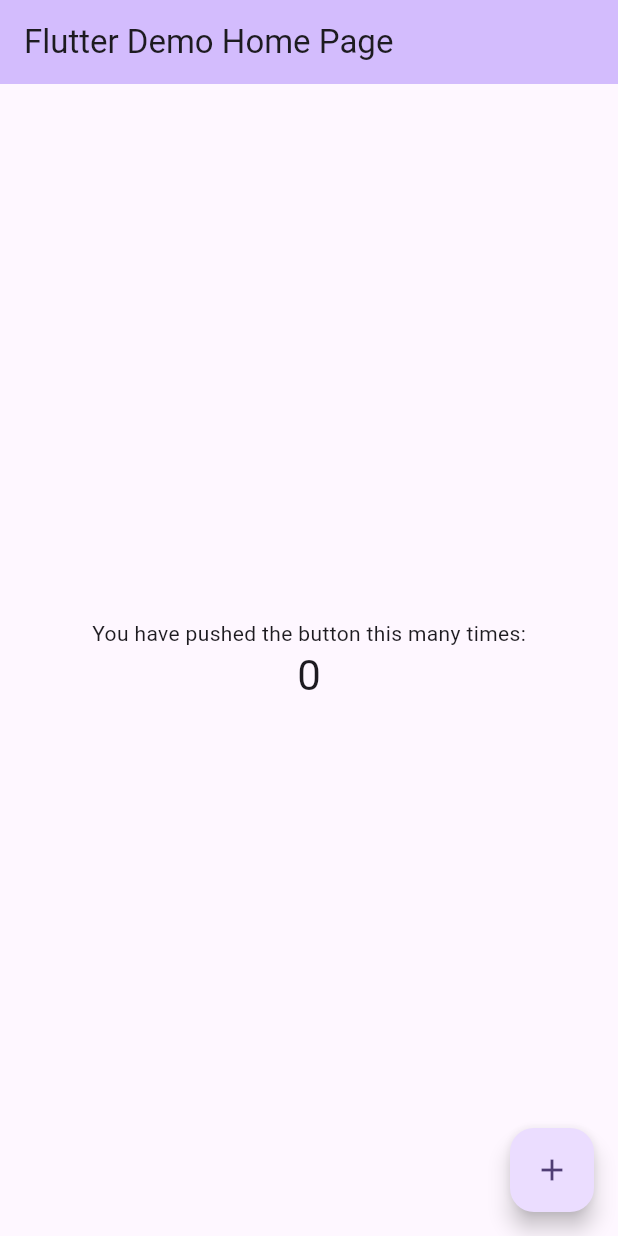
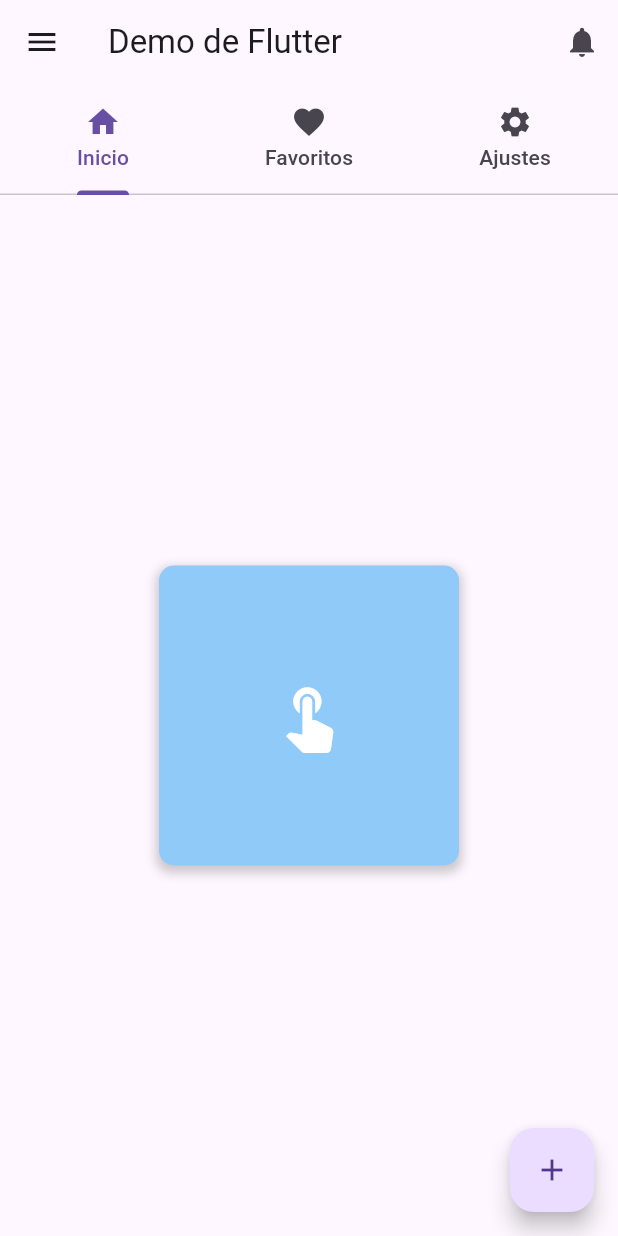
Before and after one commit to Lensshen/FinalPokemon, a Flutter app: the screen it shows after launch, on a phone screen of 412 x 824 dp. Run offline on Flutter 3.47's test engine with Material 3 defaults, Android fonts, the phone set to English and light mode, and no system bars.

Commit message:
Semana 4

```diff
--- a/app_pokemon/lib/main.dart
+++ b/app_pokemon/lib/main.dart
@@ -5,118 +5,329 @@ void main() {
 }
 
 class MyApp extends StatelessWidget {
-  const MyApp({super.key});
+  const MyApp({Key? key}) : super(key: key);
 
-  // This widget is the root of your application.
   @override
   Widget build(BuildContext context) {
+    // TODO: implement build
     return MaterialApp(
-      title: 'Flutter Demo',
+      title: "Mi Primera App",
       theme: ThemeData(
-        // This is the theme of your application.
-        //
-        // TRY THIS: Try running your application with "flutter run". You'll see
-        // the application has a purple toolbar. Then, without quitting the app,
-        // try changing the seedColor in the colorScheme below to Colors.green
-        // and then invoke "hot reload" (save your changes or press the "hot
-        // reload" button in a Flutter-supported IDE, or press "r" if you used
-        // the command line to start the app).
-        //
-        // Notice that the counter didn't reset back to zero; the application
-        // state is not lost during the reload. To reset the state, use hot
-        // restart instead.
-        //
-        // This works for code too, not just values: Most code changes can be
-        // tested with just a hot reload.
-        colorScheme: ColorScheme.fromSeed(seedColor: Colors.deepPurple),
+        primarySwatch: Colors.blue,
+        visualDensity: VisualDensity.adaptivePlatformDensity,
       ),
-      home: const MyHomePage(title: 'Flutter Demo Home Page'),
+      home: const HomePage(),
+      debugShowCheckedModeBanner: false,
     );
   }
 }
 
-class MyHomePage extends StatefulWidget {
-  const MyHomePage({super.key, required this.title});
-
-  // This widget is the home page of your application. It is stateful, meaning
-  // that it has a State object (defined below) that contains fields that affect
-  // how it looks.
-
-  // This class is the configuration for the state. It holds the values (in this
-  // case the title) provided by the parent (in this case the App widget) and
-  // used by the build method of the State. Fields in a Widget subclass are
-  // always marked "final".
-
-  final String title;
+class HomePage extends StatefulWidget {
+  const HomePage({Key? key}) : super(key: key);
 
   @override
-  State<MyHomePage> createState() => _MyHomePageState();
+  _HomePageState createState() => _HomePageState();
 }
 
-class _MyHomePageState extends State<MyHomePage> {
-  int _counter = 0;
+class _HomePageState extends State<HomePage>
+    with SingleTickerProviderStateMixin {
+  late TabController _tabController;
+  int _currentIndex = 0;
+  double _scale = 1.0;
 
-  void _incrementCounter() {
-    setState(() {
-      // This call to setState tells the Flutter framework that something has
-      // changed in this State, which causes it to rerun the build method below
-      // so that the display can reflect the updated values. If we changed
-      // _counter without calling setState(), then the build method would not be
-      // called again, and so nothing would appear to happen.
-      _counter++;
+  @override
+  void initState() {
+    super.initState();
+    _tabController = TabController(length: 3, vsync: this);
+    _tabController.addListener(() {
+      _currentIndex = _tabController.index;
     });
   }
 
   @override
+  void dispose() {
+    _tabController.dispose();
+    super.dispose();
+  }
+
+  void _showSnackBar(
+    BuildContext context,
+    String message, {
+    Color backgroundColor = Colors.blue,
+  }) {
+    ScaffoldMessenger.of(context).showSnackBar(
+      SnackBar(
+        content: Text(message),
+        backgroundColor: backgroundColor,
+        duration: const Duration(seconds: 2),
+        action: SnackBarAction(
+          label: 'OK',
+          textColor: Colors.white,
+          onPressed: () {
+            ScaffoldMessenger.of(context).hideCurrentSnackBar();
+          },
+        ),
+      ),
+    );
+  }
+
+  @override
   Widget build(BuildContext context) {
-    // This method is rerun every time setState is called, for instance as done
-    // by the _incrementCounter method above.
-    //
-    // The Flutter framework has been optimized to make rerunning build methods
-    // fast, so that you can just rebuild anything that needs updating rather
-    // than having to individually change instances of widgets.
+    // TODO: implement build
     return Scaffold(
       appBar: AppBar(
-        // TRY THIS: Try changing the color here to a specific color (to
-        // Colors.amber, perhaps?) and trigger a hot reload to see the AppBar
-        // change color while the other colors stay the same.
-        backgroundColor: Theme.of(context).colorScheme.inversePrimary,
-        // Here we take the value from the MyHomePage object that was created by
-        // the App.build method, and use it to set our appbar title.
-        title: Text(widget.title),
+        title: const Text("Demo de Flutter"),
+        bottom: TabBar(
+          controller: _tabController,
+          tabs: const [
+            Tab(icon: Icon(Icons.home), text: "Inicio"),
+            Tab(icon: Icon(Icons.favorite), text: "Favoritos"),
+            Tab(icon: Icon(Icons.settings), text: "Ajustes"),
+          ],
+        ),
+        actions: [
+          IconButton(
+            icon: const Icon(Icons.notifications),
+            onPressed: () {
+              _showSnackBar(context, 'Notificaciones han sido presionadas');
+            },
+          ),
+        ],
       ),
-      body: Center(
-        // Center is a layout widget. It takes a single child and positions it
-        // in the middle of the parent.
-        child: Column(
-          // Column is also a layout widget. It takes a list of children and
-          // arranges them vertically. By default, it sizes itself to fit its
-          // children horizontally, and tries to be as tall as its parent.
-          //
-          // Column has various properties to control how it sizes itself and
-          // how it positions its children. Here we use mainAxisAlignment to
-          // center the children vertically; the main axis here is the vertical
-          // axis because Columns are vertical (the cross axis would be
-          // horizontal).
-          //
-          // TRY THIS: Invoke "debug painting" (choose the "Toggle Debug Paint"
-          // action in the IDE, or press "p" in the console), to see the
-          // wireframe for each widget.
-          mainAxisAlignment: MainAxisAlignment.center,
+
+      body: TabBarView(
+        controller: _tabController,
+        children: [
+          // Primer tab - Inicio con GestureDetector
+          Center(
+            child: GestureDetector(
+              onTap: () {
+                _showSnackBar(context, 'Contenedor presionado');
+              },
+              onDoubleTap: () {
+                setState(() {
+                  _scale = _scale == 1.0 ? 1.5 : 1.0;
+                });
+                _showSnackBar(
+                  context,
+                  'Contenedor escalado: ${_scale == 1.5 ? 'Ampliado' : 'Normal'}',
+                  backgroundColor: Colors.green,
+                );
+              },
+              child: AnimatedScale(
+                scale: _scale,
+                duration: const Duration(milliseconds: 300),
+                child: Container(
+                  width: 200,
+                  height: 200,
+                  decoration: BoxDecoration(
+                    borderRadius: BorderRadius.circular(10),
+                    color: Colors.blue[200],
+                    boxShadow: [
+                      BoxShadow(
+                        color: Colors.black.withOpacity(0.2),
+                        spreadRadius: 2,
+                        blurRadius: 5,
+                        offset: const Offset(0, 3),
+                      ),
+                    ],
+                  ),
+                  child: const Center(
+                    child: Icon(Icons.touch_app, size: 50, color: Colors.white),
+                  ),
+                ),
+              ),
+            ),
+          ),
+          // Segundo tab - Favoritos con Widget personalizado
+          ListView(
+            padding: const EdgeInsets.all(16.0),
+            children: [
+              CustomCard(
+                title: 'Pokemones Hielo',
+                description: 'Favoritos de tipo Hielo',
+                onPressed: () {
+                  _showSnackBar(
+                    context,
+                    'Tarjeta 1 presionada',
+                    backgroundColor: Colors.lightBlue,
+                  );
+                },
+                useIcon: true,
+                icon: Icons.ac_unit,
+                iconColor: Colors.lightBlue,
+              ),
+              const SizedBox(height: 16.0),
+              CustomCard(
+                title: 'Pokemones tipo Fuego',
+                description: 'Favoritos de tipo Fuego',
+                onPressed: () {
+                  _showSnackBar(
+                    context,
+                    'Tarjeta 2 presionada',
+                    backgroundColor: Colors.orange,
+                  );
+                },
+                useIcon: true,
+                icon: Icons.fire_extinguisher,
+                iconColor: Colors.red,
+              ),
+              const SizedBox(height: 16.0),
+              CustomCard(
+                title: 'Pokemones tipo Agua',
+                description: 'Favoritos de tipo Agua',
+                onPressed: () {
+                  _showSnackBar(
+                    context,
+                    'Tarjeta 3 presionada',
+                    backgroundColor: Colors.blue,
+                  );
+                },
+                useIcon: true,
+                icon: Icons.water,
+                iconColor: Colors.blue,
+              ),
+            ],
+          ),
+          // Tercer tab - Ajustes
+          Center(
+            child: Column(
+              mainAxisAlignment: MainAxisAlignment.center,
+              children: [
+                const Text(
+                  'Pantalla de Ajustes',
+                  style: TextStyle(fontSize: 24),
+                ),
+                const SizedBox(height: 20),
+                ElevatedButton(
+                  onPressed: () {
+                    _showSnackBar(
+                      context,
+                      'Ajustes guardados',
+                      backgroundColor: Colors.green,
+                    );
+                  },
+                  child: const Text('Guardar ajustes'),
+                ),
+              ],
+            ),
+          ),
+        ],
+      ),
+      floatingActionButton: FloatingActionButton(
+        onPressed: () {
+          _showSnackBar(
+            context,
+            'Floating ha sido presionado en la tab: ${_tabController.index + 1}',
+          );
+        },
+        child: const Icon(Icons.add),
+        tooltip: "Agregar",
+      ),
+      drawer: Drawer(
+        child: ListView(
+          padding: EdgeInsets.zero,
           children: <Widget>[
-            const Text('You have pushed the button this many times:'),
-            Text(
-              '$_counter',
-              style: Theme.of(context).textTheme.headlineMedium,
+            const DrawerHeader(
+              decoration: BoxDecoration(color: Colors.blue),
+              child: Text(
+                'Menu Drawer',
+                style: TextStyle(color: Colors.white, fontSize: 24),
+              ),
+            ),
+            ListTile(
+              leading: const Icon(Icons.home),
+              title: const Text("Inicio"),
+              onTap: () {
+                _tabController.animateTo(0);
+                Navigator.pop(context);
+              },
+            ),
+            ListTile(
+              leading: const Icon(Icons.favorite),
+              title: const Text("Favoritos"),
+              onTap: () {
+                _tabController.animateTo(1);
+                Navigator.pop(context);
+              },
+            ),
+            ListTile(
+              leading: const Icon(Icons.settings),
+              title: const Text("Ajustes"),
+              onTap: () {
+                _tabController.animateTo(2);
+                Navigator.pop(context);
+              },
             ),
           ],
         ),
       ),
-      floatingActionButton: FloatingActionButton(
-        onPressed: _incrementCounter,
-        tooltip: 'Increment',
-        child: const Icon(Icons.add),
-      ), // This trailing comma makes auto-formatting nicer for build methods.
     );
   }
 }
+
+// Widget personalizado (CustomCard)
+class CustomCard extends StatelessWidget {
+  final String title;
+  final String description;
+  final VoidCallback onPressed;
+  final bool useIcon;
+  final IconData icon;
+  final Color iconColor;
+
+  const CustomCard({
+    Key? key,
+    required this.title,
+    required this.description,
+    required this.onPressed,
+    this.useIcon = false,
+    this.icon = Icons.star,
+    this.iconColor = Colors.amber,
+  }) : super(key: key);
+
+  @override
+  Widget build(BuildContext context) {
+    return Card(
+      elevation: 4.0,
+      shape: RoundedRectangleBorder(borderRadius: BorderRadius.circular(10.0)),
+      child: InkWell(
+        onTap: onPressed,
+        child: Column(
+          crossAxisAlignment: CrossAxisAlignment.start,
+          children: [
+            if (useIcon)
+              Container(
+                height: 120,
+                width: double.infinity,
+                decoration: BoxDecoration(
+                  color: iconColor.withOpacity(0.2),
+                  borderRadius: const BorderRadius.vertical(
+                    top: Radius.circular(10.0),
+                  ),
+                ),
+                child: Icon(icon, size: 60, color: iconColor),
+                alignment: Alignment.center,
+              ),
+            Padding(
+              padding: const EdgeInsets.all(16.0),
+              child: Column(
+                crossAxisAlignment: CrossAxisAlignment.start,
+                children: [
+                  Text(
+                    title,
+                    style: const TextStyle(
+                      fontSize: 18.0,
+                      fontWeight: FontWeight.bold,
+                    ),
+                  ),
+                  const SizedBox(height: 8.0),
+                  Text(description),
+                ],
+              ),
+            ),
+          ],
+        ),
+      ),
+    );
+  }
+}
```
